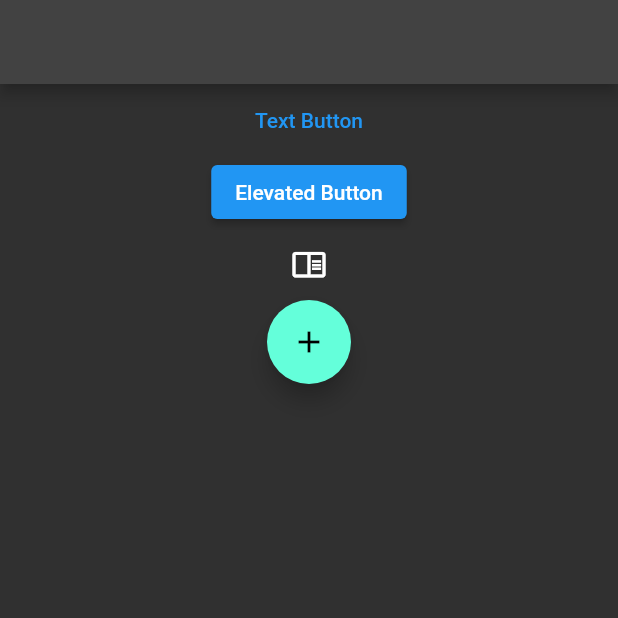
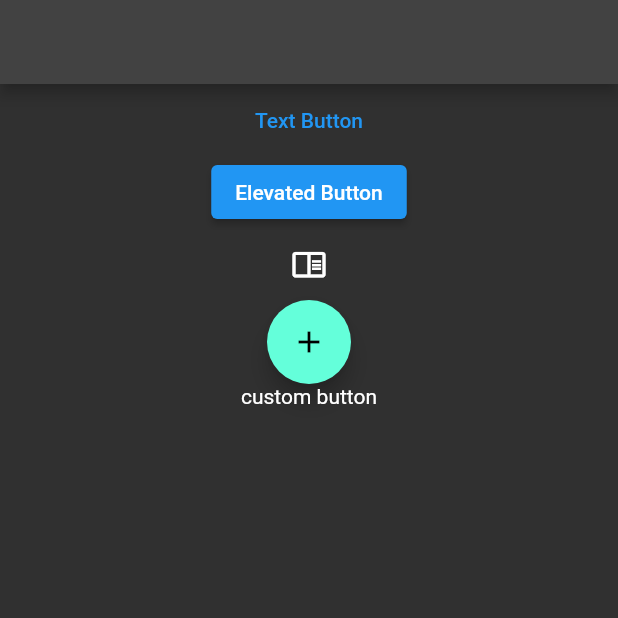
Before and after one commit to erdemgocen44/Flutter-Learn, a Flutter app: the screen it shows after launch, on a phone screen of 412 x 824 dp, the top half of it. Run offline on Flutter 3.47's test engine with Material 2 defaults, Android fonts, the phone set to English and light mode, and no system bars.

Commit message:
buttons starting

```diff
--- a/lib/101/button_learn.dart
+++ b/lib/101/button_learn.dart
@@ -14,12 +14,20 @@ class ButtonLearnView extends StatelessWidget {
               child: const Text("Text Button"),
               onPressed: () {},
             ),
-            ElevatedButton(onPressed: () {}, child: Text('Elevated Button')),
+            ElevatedButton(
+                onPressed:
+                    () {}, //eğer bu butonun tıklanamaz olmasını istersek onPressed'i null yaparız ve tıklanabilirliği kalkar
+                child: Text('Elevated Button')),
             IconButton(
                 onPressed: () {},
                 icon: const Icon(Icons.chrome_reader_mode_outlined)),
             FloatingActionButton(
                 onPressed: () {}, child: const Icon(Icons.add)),
+
+            InkWell(
+                onTap: () {},
+                child: const Text(
+                    'custom button')), //tasarımda buttonun padding i olmasın sadece tıklanabilen bir alan olsun istersek bunu kullanırız
           ],
         ),
       ),
```
